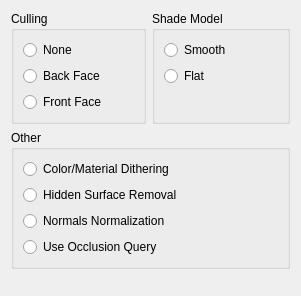
Old version of the form src/cpp/plantgl/gui/base/interface/gloptions.ui in the repository openalea/plantgl.
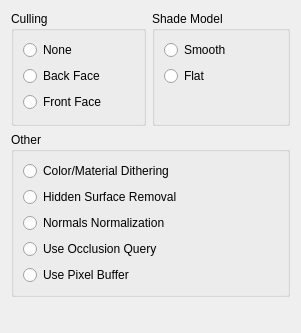
New version of the form.

Commit message: - use printf instead of cerr for simple debug msg - add redraw policy to GLFrame - add PixelBuffer possibility - perform getPixelPerShape with PixelBuffer

```diff
--- a/src/cpp/plantgl/gui/base/interface/gloptions.ui
+++ b/src/cpp/plantgl/gui/base/interface/gloptions.ui
@@ -6,13 +6,13 @@
     <x>0</x>
     <y>0</y>
     <width>301</width>
-    <height>296</height>
+    <height>333</height>
    </rect>
   </property>
   <property name="windowTitle" >
    <string>Form</string>
   </property>
-  <layout class="QGridLayout" >
+  <layout class="QGridLayout" name="gridLayout" >
    <item row="0" column="0" >
     <widget class="QGroupBox" name="CullFaceGroup" >
      <property name="title" >
@@ -65,16 +65,7 @@
       <property name="spacing" >
        <number>6</number>
       </property>
-      <property name="leftMargin" >
-       <number>9</number>
-      </property>
-      <property name="topMargin" >
-       <number>9</number>
-      </property>
-      <property name="rightMargin" >
-       <number>9</number>
-      </property>
-      <property name="bottomMargin" >
+      <property name="margin" >
        <number>9</number>
       </property>
       <item>
@@ -118,7 +109,7 @@
      <property name="checkable" >
       <bool>false</bool>
      </property>
-     <layout class="QVBoxLayout" >
+     <layout class="QVBoxLayout" name="verticalLayout" >
       <item>
        <widget class="QRadioButton" name="DitheringButton" >
         <property name="text" >
@@ -159,6 +150,16 @@
         </property>
        </widget>
       </item>
+      <item>
+       <widget class="QRadioButton" name="PixelBufferButton" >
+        <property name="text" >
+         <string>Use Pixel Buffer</string>
+        </property>
+        <property name="autoExclusive" >
+         <bool>false</bool>
+        </property>
+       </widget>
+      </item>
      </layout>
     </widget>
    </item>
```
Left out of the diff: 6 changed lines with no effect on the pictures. The commit also changes 13 other files.
